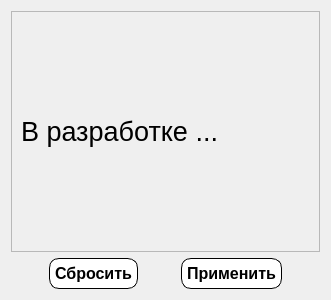
Before: the Qt Designer form Gui/Filters/Player/f_playercredit.ui in MyEdit/Casino_Client, drawn with Qt 5.
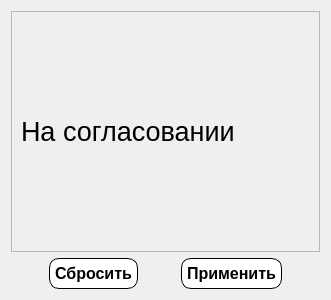
After: the same form once the commit is applied.

```diff
--- a/Gui/Filters/Player/f_playercredit.ui
+++ b/Gui/Filters/Player/f_playercredit.ui
@@ -38,7 +38,7 @@
           </font>
          </property>
          <property name="text">
-          <string>В разработке ...</string>
+          <string>На согласовании</string>
          </property>
         </widget>
        </item>
```
